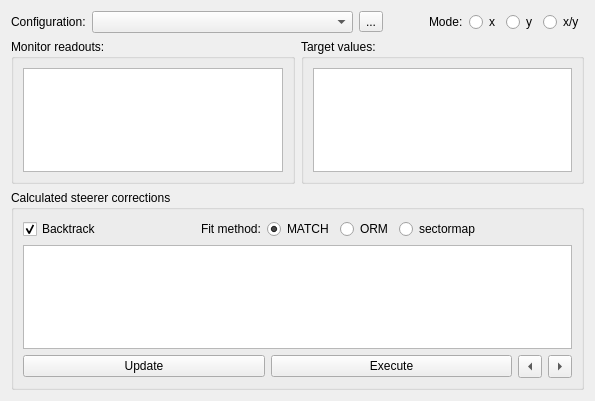
hibtc/madgui, file src/madgui/widget/correct/multi_grid.ui: the form before one commit.
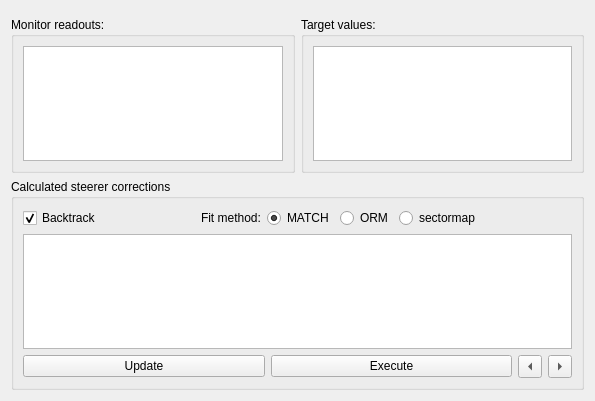
The form after the commit. Custom widgets are drawn as their Qt base class.

Commit message: Split off config selector widget

Diff of the .ui file:
```diff
--- a/src/madgui/widget/correct/multi_grid.ui
+++ b/src/madgui/widget/correct/multi_grid.ui
@@ -15,82 +15,7 @@
   </property>
   <layout class="QGridLayout" columnstretch="1,1">
    <item row="0" column="0" colspan="2">
-    <layout class="QHBoxLayout" stretch="0,1,0,0,0,0,0,0">
-     <item>
-      <widget class="QLabel">
-       <property name="text">
-        <string>Configuration:</string>
-       </property>
-      </widget>
-     </item>
-     <item>
-      <widget class="QComboBox" name="configComboBox">
-       <property name="sizePolicy">
-        <sizepolicy hsizetype="Expanding" vsizetype="Fixed">
-         <horstretch>1</horstretch>
-         <verstretch>0</verstretch>
-        </sizepolicy>
-       </property>
-      </widget>
-     </item>
-     <item>
-      <widget class="QToolButton" name="editConfigButton">
-       <property name="text">
-        <string>...</string>
-       </property>
-      </widget>
-     </item>
-     <item>
-      <spacer>
-       <property name="orientation">
-        <enum>Qt::Horizontal</enum>
-       </property>
-       <property name="sizeHint" stdset="0">
-        <size>
-         <width>40</width>
-         <height>20</height>
-        </size>
-       </property>
-      </spacer>
-     </item>
-     <item>
-      <widget class="QLabel">
-       <property name="text">
-        <string>Mode:</string>
-       </property>
-      </widget>
-     </item>
-     <item>
-      <widget class="QRadioButton" name="modeXButton">
-       <property name="text">
-        <string>x</string>
-       </property>
-       <attribute name="buttonGroup">
-        <string notr="true">buttongroup_xy</string>
-       </attribute>
-      </widget>
-     </item>
-     <item>
-      <widget class="QRadioButton" name="modeYButton">
-       <property name="text">
-        <string>y</string>
-       </property>
-       <attribute name="buttonGroup">
-        <string notr="true">buttongroup_xy</string>
-       </attribute>
-      </widget>
-     </item>
-     <item>
-      <widget class="QRadioButton" name="modeXYButton">
-       <property name="text">
-        <string>x/y</string>
-       </property>
-       <attribute name="buttonGroup">
-        <string notr="true">buttongroup_xy</string>
-       </attribute>
-      </widget>
-     </item>
-    </layout>
+    <widget class="ConfigSelect" name="configSelect"/>
    </item>
    <item row="1" column="0">
     <widget class="QGroupBox">
@@ -268,6 +193,11 @@
    <extends>QTableView</extends>
    <header>madgui/widget/correct/core.h</header>
   </customwidget>
+  <customwidget>
+   <class>ConfigSelect</class>
+   <extends>QWidget</extends>
+   <header>madgui/widget/correct/configselect.h</header>
+  </customwidget>
  </customwidgets>
  <resources/>
  <connections/>
```
Left out of the diff: 1 changed line with no effect on the pictures. The commit also changes 8 other files.
